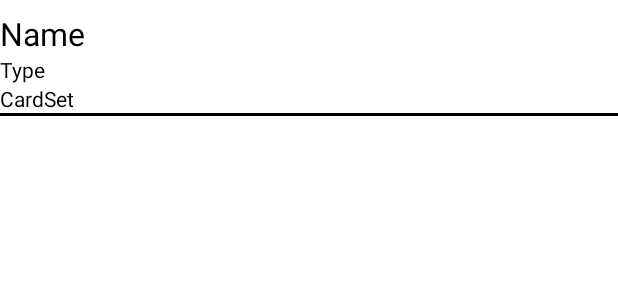
After one commit to jackal1nho/Hearthstone_app, an Android app: the layout search_items.xml on its own in the app's theme, with its tools: preview values and no code run, on a phone screen of 412 x 824 dp. The commit adds this screen. Shown: the top 300 px of the screen. Run offline under Robolectric (Android 15) with nearby library versions, the phone set to English and light mode, and no system bars.

Commit message:
V4, SearchService, SearchModel

```diff
--- a/app/build.gradle
+++ b/app/build.gradle
@@ -42,5 +42,7 @@ dependencies {
     testImplementation 'junit:junit:4.13.2'
     androidTestImplementation 'androidx.test.ext:junit:1.1.3'
     androidTestImplementation 'androidx.test.espresso:espresso-core:3.4.0'
+    implementation "androidx.recyclerview:recyclerview:1.2.1"
+
 
 }
--- a/app/src/main/res/drawable/button_shape.xml
+++ b/app/src/main/res/drawable/button_shape.xml
@@ -7,4 +7,5 @@
     <stroke
         android:color="#217fb6"
         android:width="2dp" />
+
 </shape>
--- a/app/src/main/res/layout/fragment_search.xml
+++ b/app/src/main/res/layout/fragment_search.xml
@@ -22,4 +22,10 @@
         android:padding="5dp"
         android:layout_marginBottom="10dp"
         android:textColor="#FFFFFF"/>
+
+    <androidx.recyclerview.widget.RecyclerView
+        android:id="@+id/rv_searchList"
+        android:layout_width="match_parent"
+        android:layout_height="match_parent" />
+
 </LinearLayout>
--- /dev/null
+++ b/app/src/main/res/layout/search_items.xml
@@ -0,0 +1,36 @@
+<?xml version="1.0" encoding="utf-8"?>
+<RelativeLayout xmlns:android="http://schemas.android.com/apk/res/android"
+    android:layout_width="match_parent"
+    android:layout_height="match_parent"
+    android:layout_marginTop="8dp"
+    xmlns:tools="http://schemas.android.com/tools">
+
+    <TextView
+        android:layout_width="match_parent"
+        android:layout_height="wrap_content"
+        android:id="@+id/name"
+        android:textColor="@color/black"
+        android:textSize="21sp"
+        tools:text="Name"/>
+    <TextView
+        android:layout_width="match_parent"
+        android:layout_height="wrap_content"
+        android:id="@+id/type"
+        android:textColor="@color/black"
+        android:layout_below="@id/name"
+        tools:text="Type"/>
+    <TextView
+        android:layout_width="match_parent"
+        android:layout_height="wrap_content"
+        android:id="@+id/cardSet"
+        android:textColor="@color/black"
+        android:layout_below="@id/type"
+        tools:text="CardSet"/>
+    <LinearLayout
+        android:layout_width="match_parent"
+        android:layout_height="2dp"
+        android:layout_below="@id/cardSet"
+        android:background="@color/black"/>
+
+
+</RelativeLayout>
```
Also changed, not shown: app/src/main/java/com/example/hearthstone_app/MySingleton.java (added, +36 -0 lines), app/src/main/java/com/example/hearthstone_app/SearchFragment.java (+58 -42 lines), app/src/main/java/com/example/hearthstone_app/SearchModel.java (added, +52 -0 lines), app/src/main/java/com/example/hearthstone_app/SearchService.java (added, +72 -0 lines).
